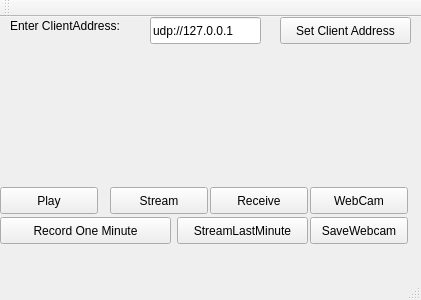
First picture: the form in mainwindow.ui, repository lasitha1991/VLC-Security-IP-Solution, before the edit.
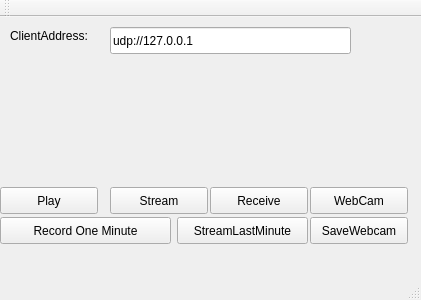
Second picture: the form after the edit.

```diff
--- a/mainwindow.ui
+++ b/mainwindow.ui
@@ -18,9 +18,9 @@
     <property name="geometry">
      <rect>
       <x>20</x>
-      <y>30</y>
-      <width>361</width>
-      <height>131</height>
+      <y>50</y>
+      <width>381</width>
+      <height>111</height>
      </rect>
     </property>
    </widget>
@@ -53,9 +53,9 @@
    <widget class="QLineEdit" name="txtClientAddr">
     <property name="geometry">
      <rect>
-      <x>150</x>
-      <y>0</y>
-      <width>111</width>
+      <x>110</x>
+      <y>10</y>
+      <width>241</width>
       <height>27</height>
      </rect>
     </property>
@@ -67,13 +67,13 @@
     <property name="geometry">
      <rect>
       <x>10</x>
-      <y>0</y>
-      <width>151</width>
+      <y>10</y>
+      <width>101</width>
       <height>17</height>
      </rect>
     </property>
     <property name="text">
-     <string>Enter ClientAddress:</string>
+     <string>ClientAddress:</string>
     </property>
    </widget>
    <widget class="QPushButton" name="BtnReceive">
@@ -141,19 +141,6 @@
      <string>Record One Minute</string>
     </property>
    </widget>
-   <widget class="QPushButton" name="pushButton">
-    <property name="geometry">
-     <rect>
-      <x>280</x>
-      <y>0</y>
-      <width>131</width>
-      <height>27</height>
-     </rect>
-    </property>
-    <property name="text">
-     <string>Set Client Address</string>
-    </property>
-   </widget>
   </widget>
   <widget class="QMenuBar" name="menuBar">
    <property name="geometry">
```
Left out of the diff: 2 changed lines with no effect on the pictures.
